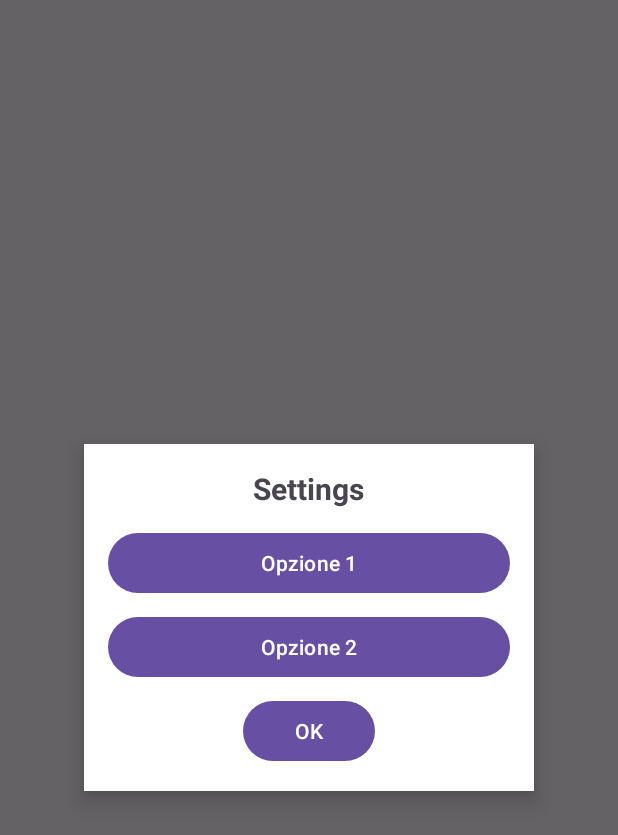
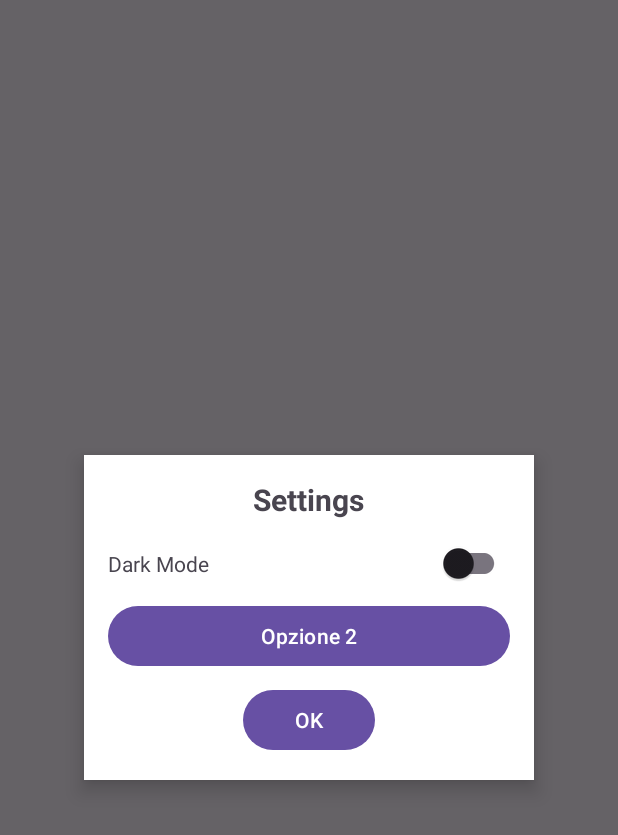
Before and after one commit to pokosku/Progetto-Embedded, an Android app: the layout fragment_settings_dialog.xml on its own in the app's theme, with its tools: preview values and no code run, on a phone screen of 412 x 824 dp. Shown: the top 835 px of the screen. Run offline under Robolectric (Android 15) with nearby library versions, the phone set to English and light mode, and no system bars.

Commit message:
messa l'impostazione della darkmode

```diff
--- a/app/src/main/java/com/myapp/chefgpt/SettingsDialogFragment.kt
+++ b/app/src/main/java/com/myapp/chefgpt/SettingsDialogFragment.kt
@@ -10,6 +10,8 @@ import android.view.ViewGroup
 import android.widget.Button
 import android.widget.FrameLayout
 import android.widget.LinearLayout
+import androidx.appcompat.app.AppCompatDelegate
+import androidx.appcompat.widget.SwitchCompat
 import androidx.fragment.app.DialogFragment
 
 class SettingsDialogFragment : DialogFragment() {
@@ -31,10 +33,11 @@ class SettingsDialogFragment : DialogFragment() {
 
     override fun onViewCreated(view: View, savedInstanceState: Bundle?) {
         super.onViewCreated(view, savedInstanceState)
-
+        val darkmodeButton = view.findViewById<SwitchCompat>(R.id.dmodeButton)
         val backgroundLayout = view.findViewById<FrameLayout>(R.id.backgroundLayout)
         val contentLayout = view.findViewById<LinearLayout>(R.id.contentLayout)
         val okButton = view.findViewById<Button>(R.id.okButton)
+
 
         //Chiudi se clicchi FUORI dal contenuto
         backgroundLayout.setOnClickListener {
@@ -48,7 +51,18 @@ class SettingsDialogFragment : DialogFragment() {
         okButton.setOnClickListener {
             dismiss()
         }
+        //TODO : salvare la preferenza
+        darkmodeButton.setOnCheckedChangeListener{ buttonView, isChecked ->
+            if (isChecked) {
+                // se è attivato metti la darkmode
+                AppCompatDelegate.setDefaultNightMode(AppCompatDelegate.MODE_NIGHT_YES)
+            } else {
+                // sennò segui il tema di default del sistema
+                AppCompatDelegate.setDefaultNightMode(AppCompatDelegate.MODE_NIGHT_FOLLOW_SYSTEM)
+            }
+        }
     }
+
 
     override fun onStart() {
         super.onStart()
@@ -59,4 +73,10 @@ class SettingsDialogFragment : DialogFragment() {
         // Sfondo semi-trasparente nero (overlay)
         dialog?.window?.setBackgroundDrawable(ColorDrawable(Color.TRANSPARENT))
     }
+
+        // Salva la preferenza
+//        val prefs = context.getSharedPreferences("settings", Context.MODE_PRIVATE)
+//        prefs.edit().putString("theme", themePref).apply()
+//
+
 }
--- a/app/src/main/res/layout/fragment_settings_dialog.xml
+++ b/app/src/main/res/layout/fragment_settings_dialog.xml
@@ -1,5 +1,7 @@
 <?xml version="1.0" encoding="utf-8"?>
 <FrameLayout xmlns:android="http://schemas.android.com/apk/res/android"
+    xmlns:app="http://schemas.android.com/apk/res-auto"
+    xmlns:tools="http://schemas.android.com/tools"
     android:id="@+id/backgroundLayout"
     android:layout_width="match_parent"
     android:layout_height="match_parent"
@@ -11,41 +13,59 @@
         android:layout_height="wrap_content"
         android:layout_gravity="center"
         android:background="@android:color/white"
+        android:elevation="8dp"
         android:orientation="vertical"
-        android:padding="16dp"
-        android:elevation="8dp">
+        android:padding="16dp">
 
 
         <TextView
             android:id="@+id/tvSettings"
             android:layout_width="wrap_content"
             android:layout_height="wrap_content"
+            android:layout_gravity="center"
+            android:paddingBottom="12dp"
             android:text="Settings"
             android:textSize="20sp"
-            android:textStyle="bold"
-            android:layout_gravity="center"
-            android:paddingBottom="12dp"/>
+            android:textStyle="bold" />
 
-        <Button
-            android:id="@+id/btnOption1"
+        <androidx.constraintlayout.widget.ConstraintLayout
             android:layout_width="match_parent"
-            android:layout_height="wrap_content"
-            android:text="Opzione 1" />
+            android:layout_height="match_parent">
+
+            <TextView
+                android:id="@+id/TemaScuroText"
+                android:layout_width="wrap_content"
+                android:layout_height="wrap_content"
+                android:text="Dark Mode"
+                app:layout_constraintBottom_toBottomOf="parent"
+                app:layout_constraintEnd_toStartOf="@+id/btnOption1"
+                app:layout_constraintStart_toStartOf="parent"
+                app:layout_constraintTop_toTopOf="parent" />
+
+            <androidx.appcompat.widget.SwitchCompat
+                android:id="@+id/dmodeButton"
+                android:layout_width="96dp"
+                android:layout_height="33dp"
+                app:layout_constraintBottom_toBottomOf="parent"
+                app:layout_constraintEnd_toEndOf="parent"
+                app:layout_constraintTop_toTopOf="parent" />
+
+        </androidx.constraintlayout.widget.ConstraintLayout>
 
         <Button
             android:id="@+id/btnOption2"
             android:layout_width="match_parent"
             android:layout_height="wrap_content"
-            android:text="Opzione 2"
-            android:layout_marginTop="8dp"/>
+            android:layout_marginTop="8dp"
+            android:text="Opzione 2" />
 
         <Button
             android:id="@+id/okButton"
             android:layout_width="wrap_content"
             android:layout_height="wrap_content"
             android:layout_gravity="center"
-            android:text="OK"
-            android:layout_marginTop="8dp"/>
+            android:layout_marginTop="8dp"
+            android:text="OK" />
     </LinearLayout>
 
 </FrameLayout>
```
